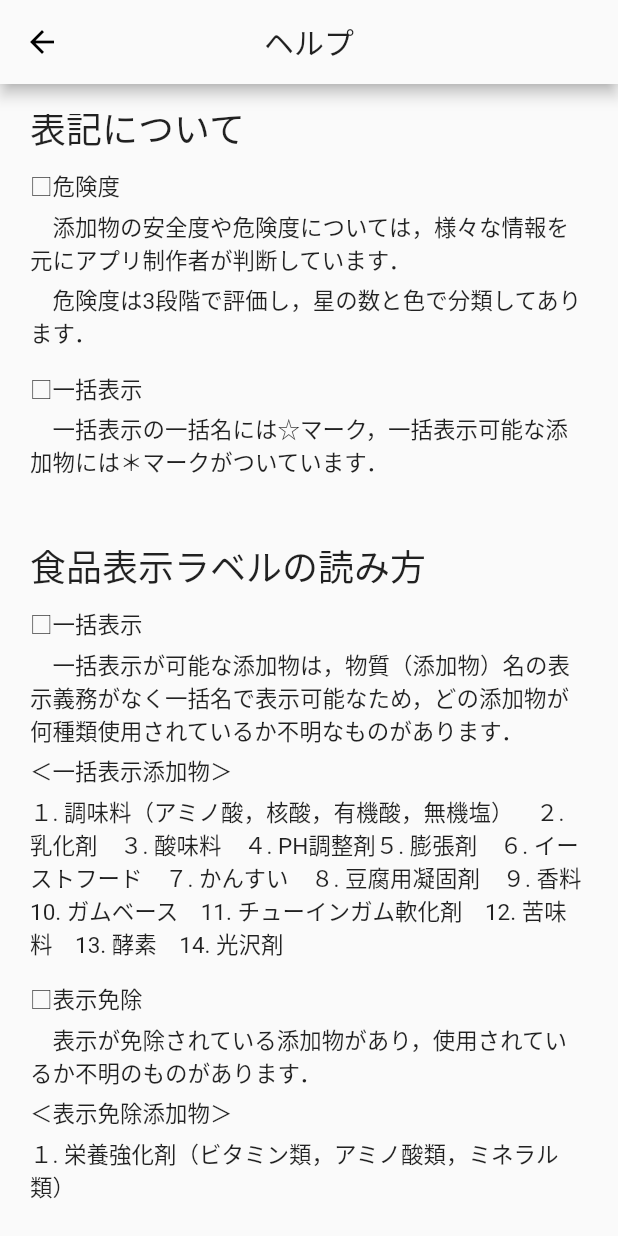
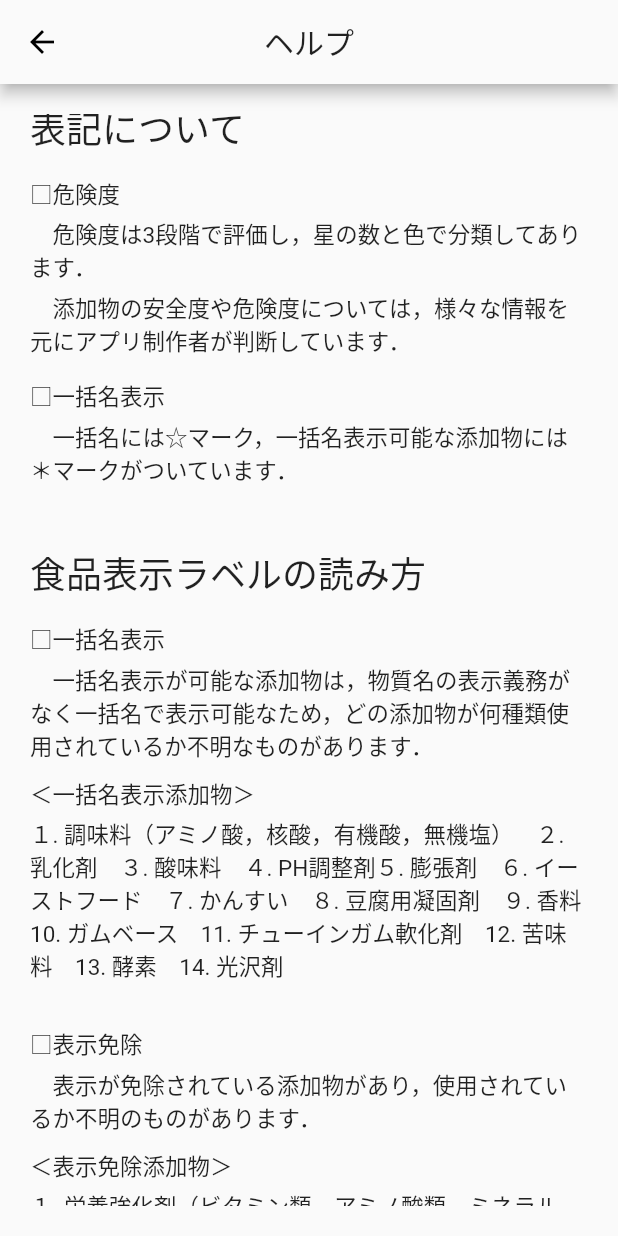
Before and after one commit to Natsuooo/tenka, a Flutter app: the HelpScreen screen opened by its route, scrolled down 576 dp, on a phone screen of 412 x 824 dp. Run offline on Flutter 3.47's test engine with Material 2 defaults, Android fonts, the phone set to English and light mode, and no system bars; our stand-ins replace shared_preferences, sqflite; accounts and stored records are empty.

Commit message:
modified about&help

```diff
--- a/lib/Screens/Menus/about_screen.dart
+++ b/lib/Screens/Menus/about_screen.dart
@@ -11,6 +11,7 @@ class AboutScreen extends StatelessWidget {
       ),
       body: Container(
         padding: EdgeInsets.all(20),
+        child: SingleChildScrollView(
           child: Column(
             crossAxisAlignment: CrossAxisAlignment.start,
             children: [
@@ -29,6 +30,7 @@ class AboutScreen extends StatelessWidget {
             ],
           ),
         ),
+      ),
     );
   }
 }
--- a/lib/Screens/Menus/help_screen.dart
+++ b/lib/Screens/Menus/help_screen.dart
@@ -46,36 +46,36 @@ class HelpScreen extends StatelessWidget {
                 '表記について',
                 style: Theme.of(context).primaryTextTheme.headline5,
               ),
-              SizedBox(height: 10),
+              SizedBox(height: 15),
               Text('□危険度'),
               SizedBox(height: 5),
+              Text('　危険度は3段階で評価し，星の数と色で分類してあります．'),
+              SizedBox(height: 5),
               Text('　添加物の安全度や危険度については，様々な情報を元にアプリ制作者が判断しています．'),
+              SizedBox(height: 15),
+              Text('□一括名表示'),
               SizedBox(height: 5),
-              Text('　危険度は3段階で評価し，星の数と色で分類してあります．'),
-              SizedBox(height: 15),
-              Text('□一括表示'),
-              SizedBox(height: 5),
-              Text('　一括表示の一括名には☆マーク，一括表示可能な添加物には＊マークがついています．'),
+              Text('　一括名には☆マーク，一括名表示可能な添加物には＊マークがついています．'),
               SizedBox(height: 40),
               Text(
                 '食品表示ラベルの読み方',
                 style: Theme.of(context).primaryTextTheme.headline5,
               ),
-              SizedBox(height: 10),
-              Text('□一括表示'),
+              SizedBox(height: 15),
+              Text('□一括名表示'),
               SizedBox(height: 5),
               Text(
-                  '　一括表示が可能な添加物は，物質（添加物）名の表示義務がなく一括名で表示可能なため，どの添加物が何種類使用されているか不明なものがあります．'),
-              SizedBox(height: 5),
-              Text('＜一括表示添加物＞'),
+                  '　一括名表示が可能な添加物は，物質名の表示義務がなく一括名で表示可能なため，どの添加物が何種類使用されているか不明なものがあります．'),
+              SizedBox(height: 10),
+              Text('＜一括名表示添加物＞'),
               SizedBox(height: 5),
               Text(
                   '１. 調味料（アミノ酸，核酸，有機酸，無機塩）　２. 乳化剤　３. 酸味料　４. PH調整剤５. 膨張剤　６. イーストフード　７. かんすい　８. 豆腐用凝固剤　９. 香料　10. ガムベース　11. チューインガム軟化剤　12. 苦味料　13. 酵素　14. 光沢剤'),
-              SizedBox(height: 15),
+              SizedBox(height: 30),
               Text('□表示免除'),
               SizedBox(height: 5),
               Text('　表示が免除されている添加物があり，使用されているか不明のものがあります．'),
-              SizedBox(height: 5),
+              SizedBox(height: 10),
               Text('＜表示免除添加物＞'),
               SizedBox(height: 5),
               Text('１. 栄養強化剤（ビタミン類，アミノ酸類，ミネラル類）'),
```
Lines whose indentation alone changed are shown as unchanged.
